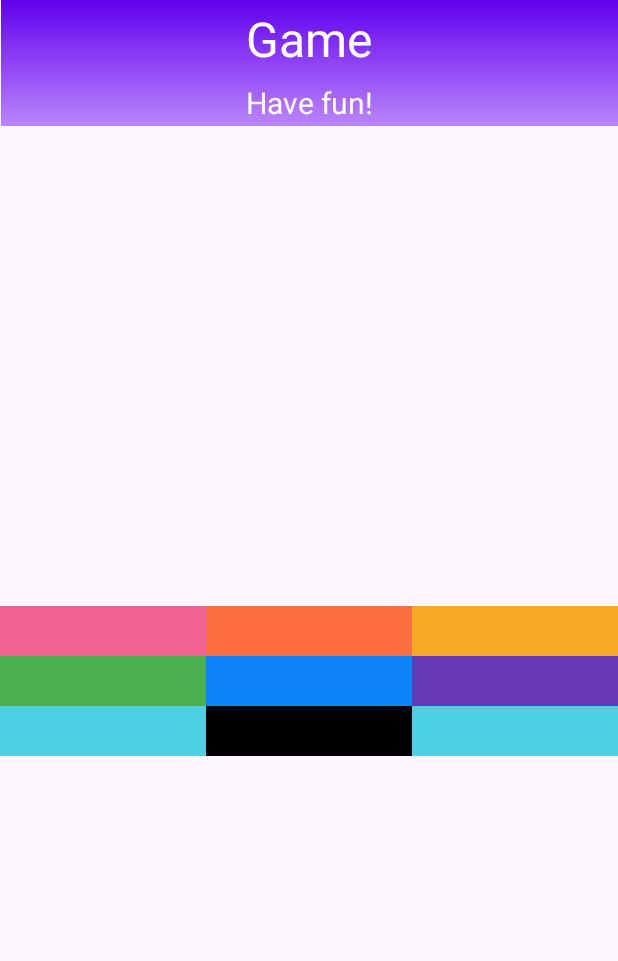
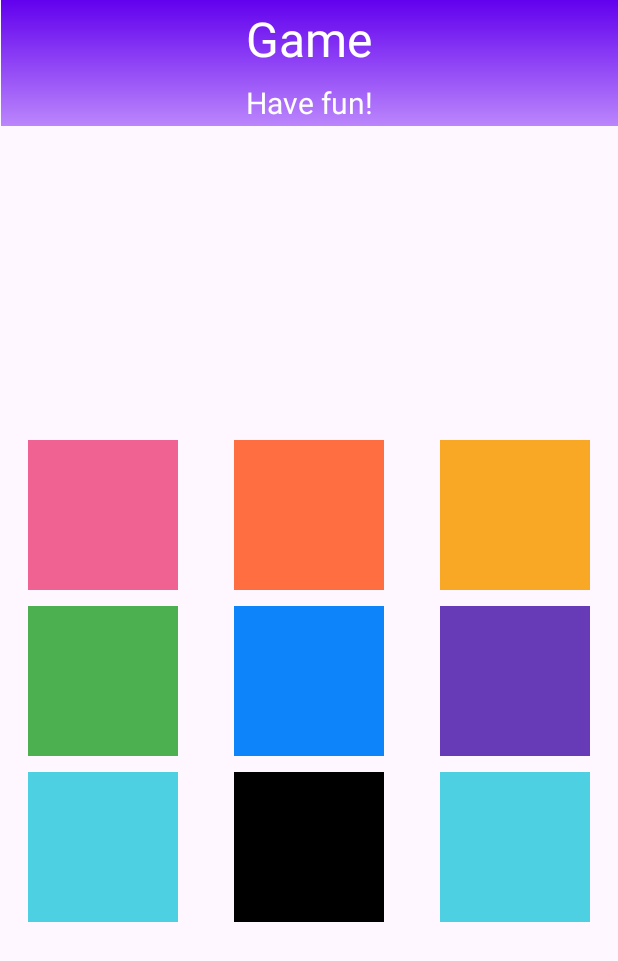
Before and after one commit to oriolagobat/Filler-Game-2, an Android app: the Game screen opened directly, with no data from a screen before it, on a phone screen of 412 x 824 dp. Shown: the top 961 px of the screen. Run offline under Robolectric (Android 15) with nearby library versions, the phone set to English and light mode, and no system bars; 1 statement that could not run was skipped.

Commit message:
Develops first version of the game grid view

```diff
--- a/app/src/main/java/com/example/filler/gui/game/Game.kt
+++ b/app/src/main/java/com/example/filler/gui/game/Game.kt
@@ -22,7 +22,7 @@ class Game : AppCompatActivity() {
         val gridNum = intent.getIntExtra("gridNum", 0)
         val timeControl = intent.getBooleanExtra("timeControl", false)
         val difficultyString = intent.getStringExtra("difficulty")
-        // Pase difficulty to contant value
+        // Parse difficulty to constant value
         val difficulty = Difficulty.valueOf(difficultyString!!.uppercase())
 
         val message =
@@ -34,10 +34,12 @@ class Game : AppCompatActivity() {
         Toast.makeText(this, message, Toast.LENGTH_LONG).show()
 
         // This is how it will be
+//        val settings = GameSettings(gridNum, colorNum, difficulty)
 //        binding.gameGridView.numColumns = gridNum
+        // This is for now, by working with the game stub
         binding.gameGridView.numColumns = 3
         val settings = GameSettings(3, 3, difficulty)
-        val gameStub: GameStub = GameStub(settings)
+        val gameStub = GameStub(settings)
 
         val initialResponse: GameResponse = gameStub.initGame()
         binding.gameGridView.adapter =
--- a/app/src/main/java/com/example/filler/gui/game/GridAdapter.kt
+++ b/app/src/main/java/com/example/filler/gui/game/GridAdapter.kt
@@ -10,7 +10,7 @@ import androidx.appcompat.content.res.AppCompatResources
 import com.example.filler.R
 import com.example.filler.constants.GameColor
 
-class GridAdapter(val context: Context, private val itemList: Array<GameColor>) :
+class GridAdapter(private val context: Context, private val itemList: Array<GameColor>) :
     BaseAdapter() {
     override fun getCount(): Int {
         return itemList.size
@@ -25,15 +25,19 @@ class GridAdapter(val context: Context, private val itemList: Array<GameColor>)
     }
 
     override fun getView(position: Int, convertView: View?, parent: ViewGroup?): View {
-        val textView = TextView(context)
-        textView.width = 50
-        textView.height = 50
+        // Inflate the layout if it is not already inflated
+        val view: View = convertView ?: View.inflate(context, R.layout.grid_item, null)
+        // Get the textview from the layout
+        val textView = view.findViewById<TextView>(R.id.gridItem)
+
+        // Get the background color from the corresponding array position and set it
         val drawableColorId = getColorFromGameColor(getItem(position))
         val background: Drawable = AppCompatResources.getDrawable(context, drawableColorId)!!
         textView.background = background
 
-        return textView
+        return view
     }
+
 
     private fun getColorFromGameColor(gameColor: GameColor): Int {
         return when (gameColor) {
--- /dev/null
+++ b/app/src/main/res/layout/grid_item.xml
@@ -0,0 +1,15 @@
+<?xml version="1.0" encoding="utf-8"?>
+<LinearLayout xmlns:android="http://schemas.android.com/apk/res/android"
+    android:layout_width="match_parent"
+    android:layout_height="match_parent"
+    android:orientation="vertical">
+
+    <TextView
+        android:id="@+id/gridItem"
+        android:layout_width="100dp"
+        android:layout_height="100dp"
+        android:layout_gravity="center_horizontal"
+        android:layout_margin="5dp"
+        android:clickable="false"
+        android:scaleType="fitXY" />
+</LinearLayout>
```
